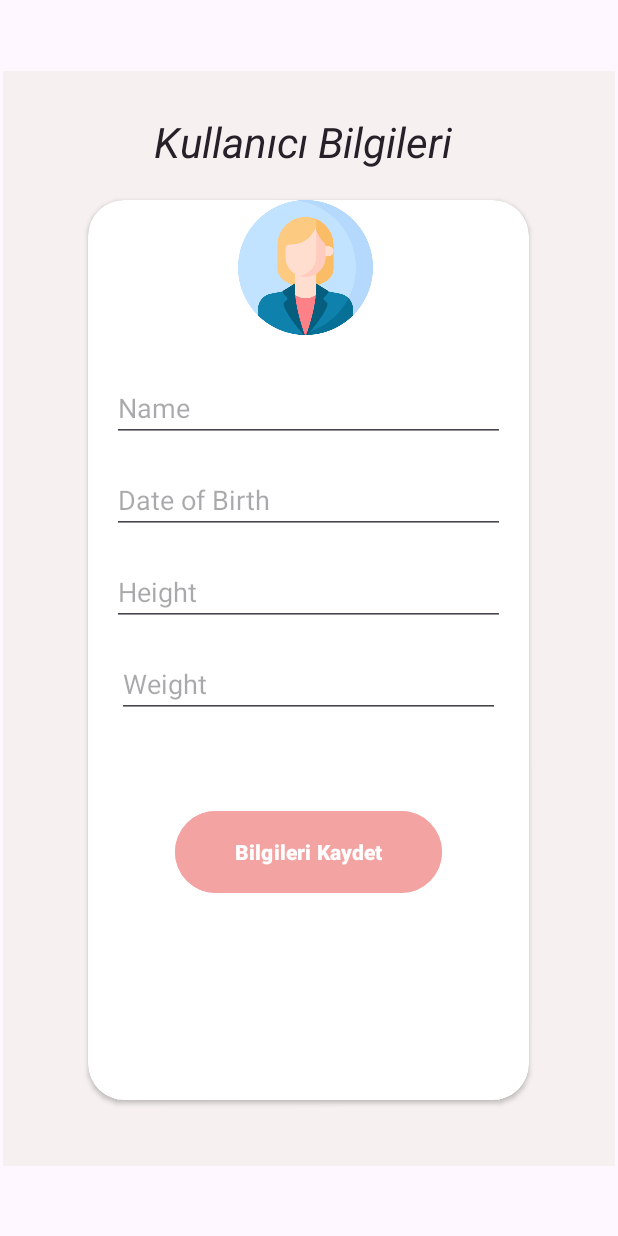
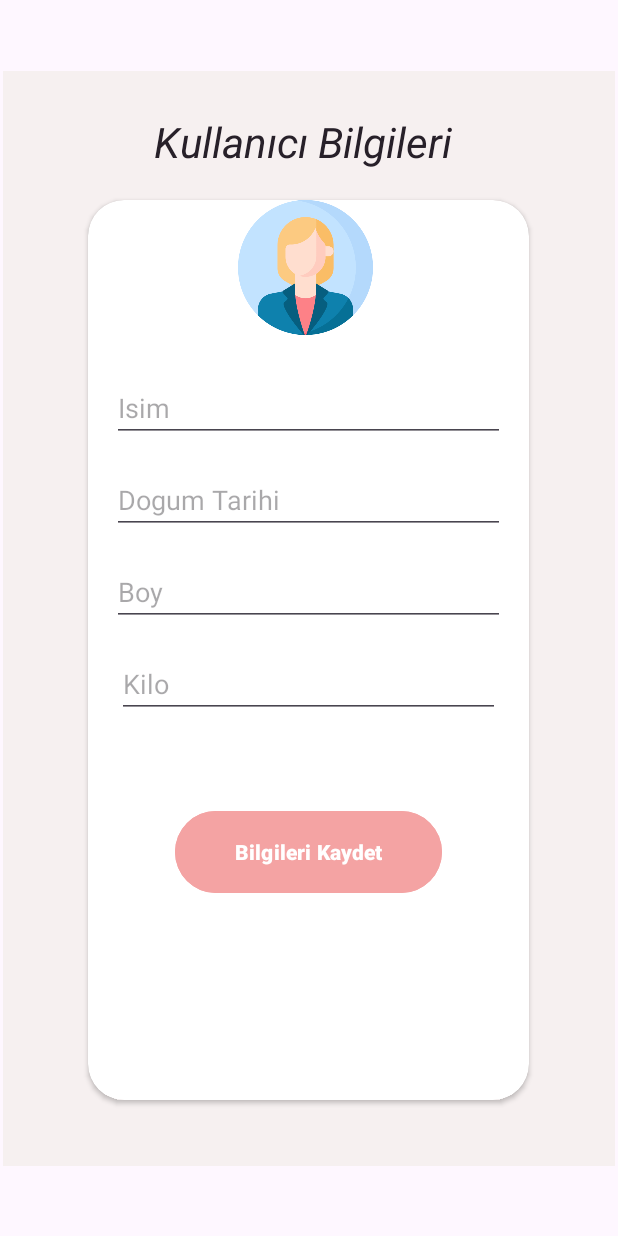
Before and after one commit to SimgeSevincer/ProjectFinal, an Android app: the KullaniciDetayFragment screen opened through its navigation route, on a phone screen of 412 x 824 dp. Run offline under Robolectric (Android 15) with nearby library versions, the phone set to English and light mode, and no system bars; our stand-ins replace Firebase (no records; nobody signed in at launch, a user with empty details on screens opened directly); pictures from the network do not load.

Commit message:
yorum kaldirma ve duzen

```diff
--- a/app/src/main/java/com/example/tasarmprojesi/KullaniciDetayFragment.kt
+++ b/app/src/main/java/com/example/tasarmprojesi/KullaniciDetayFragment.kt
@@ -12,7 +12,6 @@ import android.view.LayoutInflater
 import android.view.View
 import android.view.ViewGroup
 import android.widget.DatePicker
-import android.widget.RadioButton
 import android.widget.Toast
 import androidx.activity.result.ActivityResultLauncher
 import androidx.activity.result.contract.ActivityResultContracts
@@ -60,15 +59,12 @@ class KullaniciDetayFragment : Fragment() {
     ): View? {
 
         _binding = FragmentKullaniciDetayBinding.inflate(inflater, container, false)
-        // Inflate the layout for this fragment
 
         auth = Firebase.auth
         firestore = Firebase.firestore
         storage = Firebase.storage
 
         return binding.root
-        // Inflate the layout for this fragment
-        //return inflater.inflate(R.layout.fragment_kullanici_detay, container, false)
     }
 
     override fun onViewCreated(view: View, savedInstanceState: Bundle?) {
@@ -79,64 +75,6 @@ class KullaniciDetayFragment : Fragment() {
         binding.editTextDOB.setOnClickListener {
             showDatePickerDialog()
         }
-        /*
-        binding.radioGroupGender.setOnCheckedChangeListener { group, checkedId ->
-            val selectedRadioButtonId = binding.radioGroupGender.checkedRadioButtonId
-            val selectedRadioButton = binding.radioGroupGender.findViewById<RadioButton>(selectedRadioButtonId)
-            val selectedOptionText = selectedRadioButton?.text.toString()
-            println("Seçilen RadioButton ID'si: $selectedRadioButtonId")
-            println("Seçilen seçenek: $selectedOptionText")
-        } */
-
-
-        /*
-        binding.btnSignUp2.setOnClickListener {
-
-            val uuid = UUID.randomUUID()
-            val imageName = "$uuid.jpg"
-
-            val reference = storage.reference
-            val imageReference = reference.child("imageskullanici").child(imageName)
-
-
-
-            if (selectedPicture != null){
-                imageReference.putFile(selectedPicture!!).addOnSuccessListener{
-
-                    val uploadPictureReference = storage.reference.child("imageskullanici").child(imageName)
-                    uploadPictureReference.downloadUrl.addOnSuccessListener {
-
-                        val downloadUrl = it.toString()
-                        if(auth.currentUser != null){
-                            val kullaniciMap = hashMapOf<String, Any>()
-                            kullaniciMap.put("downloadUrlk",downloadUrl)
-                            kullaniciMap.put("name",binding.editTextName.text.toString())
-                            kullaniciMap.put("bdate",binding.editTextDOB.text.toString())
-                            kullaniciMap.put("height",binding.editTextHeight.text.toString())
-                            kullaniciMap.put("weight",binding.editTextWeight.text.toString())
-                            kullaniciMap.put("userEmailk", auth.currentUser!!.email!!)
-                            kullaniciMap.put("date", Timestamp.now())
-
-                            firestore.collection("Kullanici").add(kullaniciMap).addOnSuccessListener {
-                                findNavController().navigate(R.id.action_kullaniciDetayFragment_to_profileFragment)
-
-                            }.addOnFailureListener {
-                                Toast.makeText(requireContext(),it.localizedMessage, Toast.LENGTH_LONG).show()
-                            }
-                        }
-                    }
-
-                }.addOnFailureListener {
-                    Toast.makeText(requireContext(), it.localizedMessage, Toast.LENGTH_LONG).show()
-                }
-            }
-
-
-
-            //val action = kullaniciDetayFragmentDirections.actionKullaniciDetayFragmentToProfilFragment3()
-            //Navigation.findNavController(it).navigate(action)
-        }
-*/
 
         binding.btnSignUp2.setOnClickListener {
 
@@ -190,9 +128,6 @@ class KullaniciDetayFragment : Fragment() {
         }
 
 
-
-
-
         binding.imageView.setOnClickListener {
             //openGallery()
             if (ContextCompat.checkSelfPermission(requireContext(), Manifest.permission.READ_MEDIA_IMAGES) != PackageManager.PERMISSION_GRANTED) {
@@ -210,10 +145,6 @@ class KullaniciDetayFragment : Fragment() {
 
             }
         }
-
-
-
-
     }
 
 
@@ -259,11 +190,6 @@ class KullaniciDetayFragment : Fragment() {
                 //permission denied
                 Toast.makeText(requireContext(),"Permission needed!", Toast.LENGTH_LONG).show()
             }
-
         }
     }
-
-
-
-
 }
--- a/app/src/main/java/com/example/tasarmprojesi/PostAtmaFragment.kt
+++ b/app/src/main/java/com/example/tasarmprojesi/PostAtmaFragment.kt
@@ -31,11 +31,9 @@ import java.util.UUID
 
 
 class PostAtmaFragment : Fragment() {
-    // TODO: Rename and change types of parameters
 
     private var _binding: FragmentPostAtmaBinding? = null
     private val binding get() = _binding!!
-
     private lateinit var  activityResultLauncher : ActivityResultLauncher<Intent>
     private lateinit var permissionLauncher : ActivityResultLauncher<String>
     var selectedPicture : Uri? = null
@@ -49,7 +47,6 @@ class PostAtmaFragment : Fragment() {
         inflater: LayoutInflater, container: ViewGroup?,
         savedInstanceState: Bundle?
     ): View? {
-        // Inflate the layout for this fragment
 
         _binding = FragmentPostAtmaBinding.inflate(inflater, container, false)
 
@@ -58,8 +55,6 @@ class PostAtmaFragment : Fragment() {
         storage = Firebase.storage
 
         return binding.root
-
-        //return inflater.inflate(R.layout.fragment_post_atma, container, false)
     }
 
     override fun onViewCreated(view: View, savedInstanceState: Bundle?) {
@@ -123,7 +118,6 @@ class PostAtmaFragment : Fragment() {
 
             }
         }
-
     }
 
     private  fun registerLauncher(){
--- a/app/src/main/java/com/example/tasarmprojesi/ProfileFragment.kt
+++ b/app/src/main/java/com/example/tasarmprojesi/ProfileFragment.kt
@@ -21,7 +21,6 @@ class ProfileFragment : Fragment() {
 
     private var _binding: FragmentProfileBinding? = null
     private val binding get() = _binding!!
-
     private lateinit var auth: FirebaseAuth
     private lateinit var db: FirebaseFirestore
     private lateinit var postArrayList: ArrayList<Post>
@@ -98,7 +97,6 @@ class ProfileFragment : Fragment() {
                 if (value != null) {
                     if (!value.isEmpty) {
                         val documents = value.documents
-
                         for (document in documents) {
                             val name = document.get("name") as String
                             val useremail = document.get("userEmailk") as String
--- a/app/src/main/res/layout/fragment_kullanici_detay.xml
+++ b/app/src/main/res/layout/fragment_kullanici_detay.xml
@@ -46,7 +46,7 @@
                 android:id="@+id/editTextName"
                 android:layout_width="263dp"
                 android:layout_height="wrap_content"
-                android:hint="Name"
+                android:hint="Isim"
                 android:inputType="textPersonName" />
 
 
@@ -57,7 +57,7 @@
                 android:layout_below="@+id/editTextName"
                 android:layout_marginTop="16dp"
                 android:focusable="false"
-                android:hint="Date of Birth"
+                android:hint="Dogum Tarihi"
                 android:inputType="none"
                 android:onClick="showDatePickerDialog" />
 
@@ -67,7 +67,7 @@
                 android:layout_height="wrap_content"
                 android:layout_below="@+id/editTextDOB"
                 android:layout_marginTop="16dp"
-                android:hint="Height"
+                android:hint="Boy"
                 android:inputType="numberDecimal" />
 
             <EditText
@@ -80,7 +80,7 @@
                 android:layout_marginStart="3dp"
                 android:layout_marginTop="16dp"
                 android:layout_marginEnd="3dp"
-                android:hint="Weight"
+                android:hint="Kilo"
                 android:inputType="numberDecimal" />
 
             <!--
--- a/app/src/main/res/layout/fragment_sign_in.xml
+++ b/app/src/main/res/layout/fragment_sign_in.xml
@@ -48,7 +48,7 @@
                 android:layout_height="67dp"
                 android:layout_below="@+id/editTextEmail"
                 android:layout_marginTop="21dp"
-                android:hint="Password"
+                android:hint="Sifre"
                 android:inputType="textPassword" />
 
             <Button
@@ -76,7 +76,7 @@
         android:layout_marginStart="51dp"
         android:layout_marginTop="10dp"
         android:layout_marginEnd="51dp"
-        android:text="Create New Account"
+        android:text="Yeni Hesap Oluştur"
         android:textStyle="italic"
         android:textColor="#272029"
         android:textSize="34sp"
@@ -93,7 +93,7 @@
         android:layout_marginTop="21dp"
         android:layout_marginEnd="107dp"
         android:layout_marginBottom="10dp"
-        android:text="Don't you have an account yet? Sign up here!"
+        android:text="Hesabın yok mu? Hemen kayıt ol!"
         android:textColor="#8E24AA"
         app:layout_constraintBottom_toTopOf="@+id/cardView"
         app:layout_constraintEnd_toEndOf="parent"
--- a/app/src/main/res/layout/fragment_skip.xml
+++ b/app/src/main/res/layout/fragment_skip.xml
@@ -12,7 +12,7 @@
         android:id="@+id/textView4"
         android:layout_width="wrap_content"
         android:layout_height="wrap_content"
-        android:text="Let's Go!"
+        android:text="Haydi Gidelim!"
         android:textAlignment="center"
         android:textColor="#000000"
         android:textSize="34sp"
```
Also changed, not shown: app/src/main/java/com/example/tasarmprojesi/HomeFragment.kt (+0 -14 lines), app/src/main/java/com/example/tasarmprojesi/LoginFragment.kt (+0 -13 lines), app/src/main/java/com/example/tasarmprojesi/SignInFragment.kt (+0 -29 lines), app/src/main/java/com/example/tasarmprojesi/SplashFragment.kt (+1 -10 lines), app/src/main/res/layout/fragment_login.xml (+4 -4 lines).
